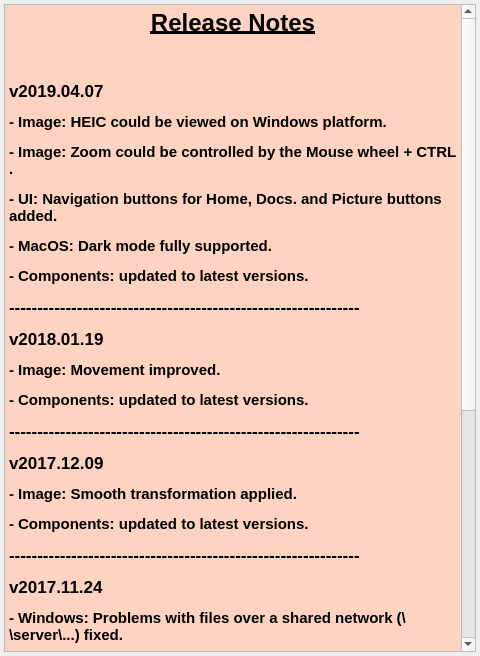
Old version of the form src/ui/forms/ReleaseNotesDialog.ui in the repository vookimedlo/vooki-image-viewer.
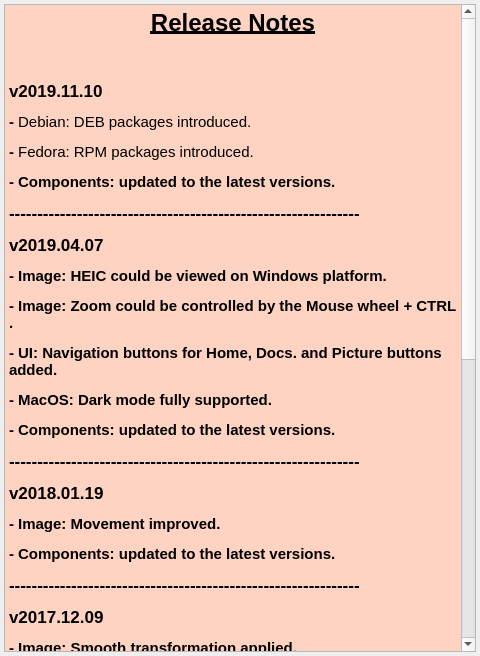
New version of the form.

Commit message: 👁UI: Release notes updated

The edit to the form file:
```diff
--- a/src/ui/forms/ReleaseNotesDialog.ui
+++ b/src/ui/forms/ReleaseNotesDialog.ui
@@ -69,29 +69,34 @@
       <string>&lt;!DOCTYPE HTML PUBLIC &quot;-//W3C//DTD HTML 4.0//EN&quot; &quot;http://www.w3.org/TR/REC-html40/strict.dtd&quot;&gt;
 &lt;html&gt;&lt;head&gt;&lt;meta name=&quot;qrichtext&quot; content=&quot;1&quot; /&gt;&lt;style type=&quot;text/css&quot;&gt;
 p, li { white-space: pre-wrap; }
-&lt;/style&gt;&lt;/head&gt;&lt;body style=&quot; font-family:'MS Shell Dlg 2'; font-size:8.25pt; font-weight:400; font-style:normal;&quot; bgcolor=&quot;#ffd3c2&quot;&gt;
+&lt;/style&gt;&lt;/head&gt;&lt;body style=&quot; font-family:'.AppleSystemUIFont'; font-size:13pt; font-weight:400; font-style:normal;&quot; bgcolor=&quot;#ffd3c2&quot;&gt;
 &lt;p align=&quot;center&quot; style=&quot; margin-top:12px; margin-bottom:12px; margin-left:0px; margin-right:0px; -qt-block-indent:0; text-indent:0px;&quot;&gt;&lt;span style=&quot; font-family:'.SF NS Text'; font-size:18pt; font-weight:600; text-decoration: underline; color:#000000;&quot;&gt;Release Notes&lt;/span&gt;&lt;/p&gt;
-&lt;p style=&quot;-qt-paragraph-type:empty; margin-top:12px; margin-bottom:12px; margin-left:0px; margin-right:0px; -qt-block-indent:0; text-indent:0px; font-family:'.SF NS Text'; font-size:13pt; color:#000000;&quot;&gt;&lt;br /&gt;&lt;/p&gt;
-&lt;p style=&quot; margin-top:12px; margin-bottom:12px; margin-left:0px; margin-right:0px; -qt-block-indent:0; text-indent:0px;&quot;&gt;&lt;span style=&quot; font-family:'.SF NS Text'; font-size:13pt; font-weight:600; color:#000000;&quot;&gt;v2019.04.07&lt;/span&gt;&lt;/p&gt;
+&lt;p style=&quot;-qt-paragraph-type:empty; margin-top:12px; margin-bottom:12px; margin-left:0px; margin-right:0px; -qt-block-indent:0; text-indent:0px; font-family:'.SF NS Text'; color:#000000;&quot;&gt;&lt;br /&gt;&lt;/p&gt;
+&lt;p style=&quot; margin-top:12px; margin-bottom:12px; margin-left:0px; margin-right:0px; -qt-block-indent:0; text-indent:0px;&quot;&gt;&lt;span style=&quot; font-family:'.SF NS Text'; font-weight:600; color:#000000;&quot;&gt;v2019.11.10&lt;/span&gt;&lt;/p&gt;
+&lt;p style=&quot; margin-top:12px; margin-bottom:12px; margin-left:0px; margin-right:0px; -qt-block-indent:0; text-indent:0px;&quot;&gt;&lt;span style=&quot; font-family:'.SF NS Text'; font-size:11pt; font-weight:600; color:#000000;&quot;&gt;- &lt;/span&gt;&lt;span style=&quot; font-family:'.AppleSystemUIFont'; font-size:11pt;&quot;&gt;Debian: DEB packages introduced.&lt;/span&gt;&lt;/p&gt;
+&lt;p style=&quot; margin-top:12px; margin-bottom:12px; margin-left:0px; margin-right:0px; -qt-block-indent:0; text-indent:0px;&quot;&gt;&lt;span style=&quot; font-family:'.SF NS Text'; font-size:11pt; font-weight:600; color:#000000;&quot;&gt;- &lt;/span&gt;&lt;span style=&quot; font-family:'.AppleSystemUIFont'; font-size:11pt;&quot;&gt;Fedora: RPM packages introduced.&lt;/span&gt;&lt;/p&gt;
+&lt;p style=&quot; margin-top:12px; margin-bottom:12px; margin-left:0px; margin-right:0px; -qt-block-indent:0; text-indent:0px;&quot;&gt;&lt;span style=&quot; font-family:'.SF NS Text'; font-size:11pt; font-weight:600; color:#000000;&quot;&gt;- Components: updated to the latest versions.&lt;/span&gt;&lt;/p&gt;
+&lt;p style=&quot; margin-top:12px; margin-bottom:12px; margin-left:0px; margin-right:0px; -qt-block-indent:0; text-indent:0px;&quot;&gt;&lt;span style=&quot; font-family:'.SF NS Text'; font-weight:600; color:#000000;&quot;&gt;--------------------------------------------------------------&lt;/span&gt;&lt;/p&gt;
+&lt;p style=&quot; margin-top:12px; margin-bottom:12px; margin-left:0px; margin-right:0px; -qt-block-indent:0; text-indent:0px;&quot;&gt;&lt;span style=&quot; font-family:'.SF NS Text'; font-weight:600; color:#000000;&quot;&gt;v2019.04.07&lt;/span&gt;&lt;/p&gt;
 &lt;p style=&quot; margin-top:12px; margin-bottom:12px; margin-left:0px; margin-right:0px; -qt-block-indent:0; text-indent:0px;&quot;&gt;&lt;span style=&quot; font-family:'.SF NS Text'; font-size:11pt; font-weight:600; color:#000000;&quot;&gt;- Image: HEIC could be viewed on Windows platform.&lt;/span&gt;&lt;/p&gt;
 &lt;p style=&quot; margin-top:12px; margin-bottom:12px; margin-left:0px; margin-right:0px; -qt-block-indent:0; text-indent:0px;&quot;&gt;&lt;span style=&quot; font-family:'.SF NS Text'; font-size:11pt; font-weight:600; color:#000000;&quot;&gt;- Image: Zoom could be controlled by the Mouse wheel + CTRL .&lt;/span&gt;&lt;/p&gt;
 &lt;p style=&quot; margin-top:12px; margin-bottom:12px; margin-left:0px; margin-right:0px; -qt-block-indent:0; text-indent:0px;&quot;&gt;&lt;span style=&quot; font-family:'.SF NS Text'; font-size:11pt; font-weight:600; color:#000000;&quot;&gt;- UI: Navigation buttons for Home, Docs. and Picture buttons added.&lt;/span&gt;&lt;/p&gt;
 &lt;p style=&quot; margin-top:12px; margin-bottom:12px; margin-left:0px; margin-right:0px; -qt-block-indent:0; text-indent:0px;&quot;&gt;&lt;span style=&quot; font-family:'.SF NS Text'; font-size:11pt; font-weight:600; color:#000000;&quot;&gt;- MacOS: Dark mode fully supported.&lt;/span&gt;&lt;/p&gt;
-&lt;p style=&quot; margin-top:12px; margin-bottom:12px; margin-left:0px; margin-right:0px; -qt-block-indent:0; text-indent:0px;&quot;&gt;&lt;span style=&quot; font-family:'.SF NS Text'; font-size:11pt; font-weight:600; color:#000000;&quot;&gt;- Components: updated to latest versions.&lt;/span&gt;&lt;/p&gt;
-&lt;p style=&quot; margin-top:12px; margin-bottom:12px; margin-left:0px; margin-right:0px; -qt-block-indent:0; text-indent:0px;&quot;&gt;&lt;span style=&quot; font-family:'.SF NS Text'; font-size:13pt; font-weight:600; color:#000000;&quot;&gt;--------------------------------------------------------------&lt;/span&gt;&lt;/p&gt;
-&lt;p style=&quot; margin-top:12px; margin-bottom:12px; margin-left:0px; margin-right:0px; -qt-block-indent:0; text-indent:0px;&quot;&gt;&lt;span style=&quot; font-family:'.SF NS Text'; font-size:13pt; font-weight:600; color:#000000;&quot;&gt;v2018.01.19&lt;/span&gt;&lt;/p&gt;
+&lt;p style=&quot; margin-top:12px; margin-bottom:12px; margin-left:0px; margin-right:0px; -qt-block-indent:0; text-indent:0px;&quot;&gt;&lt;span style=&quot; font-family:'.SF NS Text'; font-size:11pt; font-weight:600; color:#000000;&quot;&gt;- Components: updated to the latest versions.&lt;/span&gt;&lt;/p&gt;
+&lt;p style=&quot; margin-top:12px; margin-bottom:12px; margin-left:0px; margin-right:0px; -qt-block-indent:0; text-indent:0px;&quot;&gt;&lt;span style=&quot; font-family:'.SF NS Text'; font-weight:600; color:#000000;&quot;&gt;--------------------------------------------------------------&lt;/span&gt;&lt;/p&gt;
+&lt;p style=&quot; margin-top:12px; margin-bottom:12px; margin-left:0px; margin-right:0px; -qt-block-indent:0; text-indent:0px;&quot;&gt;&lt;span style=&quot; font-family:'.SF NS Text'; font-weight:600; color:#000000;&quot;&gt;v2018.01.19&lt;/span&gt;&lt;/p&gt;
 &lt;p style=&quot; margin-top:12px; margin-bottom:12px; margin-left:0px; margin-right:0px; -qt-block-indent:0; text-indent:0px;&quot;&gt;&lt;span style=&quot; font-family:'.SF NS Text'; font-size:11pt; font-weight:600; color:#000000;&quot;&gt;- Image: Movement improved.&lt;/span&gt;&lt;/p&gt;
-&lt;p style=&quot; margin-top:12px; margin-bottom:12px; margin-left:0px; margin-right:0px; -qt-block-indent:0; text-indent:0px;&quot;&gt;&lt;span style=&quot; font-family:'.SF NS Text'; font-size:11pt; font-weight:600; color:#000000;&quot;&gt;- Components: updated to latest versions.&lt;/span&gt;&lt;/p&gt;
-&lt;p style=&quot; margin-top:12px; margin-bottom:12px; margin-left:0px; margin-right:0px; -qt-block-indent:0; text-indent:0px;&quot;&gt;&lt;span style=&quot; font-family:'.SF NS Text'; font-size:13pt; font-weight:600; color:#000000;&quot;&gt;--------------------------------------------------------------&lt;/span&gt;&lt;/p&gt;
-&lt;p style=&quot; margin-top:12px; margin-bottom:12px; margin-left:0px; margin-right:0px; -qt-block-indent:0; text-indent:0px;&quot;&gt;&lt;span style=&quot; font-family:'.SF NS Text'; font-size:13pt; font-weight:600; color:#000000;&quot;&gt;v2017.12.09&lt;/span&gt;&lt;/p&gt;
+&lt;p style=&quot; margin-top:12px; margin-bottom:12px; margin-left:0px; margin-right:0px; -qt-block-indent:0; text-indent:0px;&quot;&gt;&lt;span style=&quot; font-family:'.SF NS Text'; font-size:11pt; font-weight:600; color:#000000;&quot;&gt;- Components: updated to the latest versions.&lt;/span&gt;&lt;/p&gt;
+&lt;p style=&quot; margin-top:12px; margin-bottom:12px; margin-left:0px; margin-right:0px; -qt-block-indent:0; text-indent:0px;&quot;&gt;&lt;span style=&quot; font-family:'.SF NS Text'; font-weight:600; color:#000000;&quot;&gt;--------------------------------------------------------------&lt;/span&gt;&lt;/p&gt;
+&lt;p style=&quot; margin-top:12px; margin-bottom:12px; margin-left:0px; margin-right:0px; -qt-block-indent:0; text-indent:0px;&quot;&gt;&lt;span style=&quot; font-family:'.SF NS Text'; font-weight:600; color:#000000;&quot;&gt;v2017.12.09&lt;/span&gt;&lt;/p&gt;
 &lt;p style=&quot; margin-top:12px; margin-bottom:12px; margin-left:0px; margin-right:0px; -qt-block-indent:0; text-indent:0px;&quot;&gt;&lt;span style=&quot; font-family:'.SF NS Text'; font-size:11pt; font-weight:600; color:#000000;&quot;&gt;- Image: Smooth transformation applied.&lt;/span&gt;&lt;/p&gt;
-&lt;p style=&quot; margin-top:12px; margin-bottom:12px; margin-left:0px; margin-right:0px; -qt-block-indent:0; text-indent:0px;&quot;&gt;&lt;span style=&quot; font-family:'.SF NS Text'; font-size:11pt; font-weight:600; color:#000000;&quot;&gt;- Components: updated to latest versions.&lt;/span&gt;&lt;/p&gt;
-&lt;p style=&quot; margin-top:12px; margin-bottom:12px; margin-left:0px; margin-right:0px; -qt-block-indent:0; text-indent:0px;&quot;&gt;&lt;span style=&quot; font-family:'.SF NS Text'; font-size:13pt; font-weight:600; color:#000000;&quot;&gt;--------------------------------------------------------------&lt;/span&gt;&lt;/p&gt;
-&lt;p style=&quot; margin-top:12px; margin-bottom:12px; margin-left:0px; margin-right:0px; -qt-block-indent:0; text-indent:0px;&quot;&gt;&lt;span style=&quot; font-family:'.SF NS Text'; font-size:13pt; font-weight:600; color:#000000;&quot;&gt;v2017.11.24&lt;/span&gt;&lt;/p&gt;
+&lt;p style=&quot; margin-top:12px; margin-bottom:12px; margin-left:0px; margin-right:0px; -qt-block-indent:0; text-indent:0px;&quot;&gt;&lt;span style=&quot; font-family:'.SF NS Text'; font-size:11pt; font-weight:600; color:#000000;&quot;&gt;- Components: updated to the latest versions.&lt;/span&gt;&lt;/p&gt;
+&lt;p style=&quot; margin-top:12px; margin-bottom:12px; margin-left:0px; margin-right:0px; -qt-block-indent:0; text-indent:0px;&quot;&gt;&lt;span style=&quot; font-family:'.SF NS Text'; font-weight:600; color:#000000;&quot;&gt;--------------------------------------------------------------&lt;/span&gt;&lt;/p&gt;
+&lt;p style=&quot; margin-top:12px; margin-bottom:12px; margin-left:0px; margin-right:0px; -qt-block-indent:0; text-indent:0px;&quot;&gt;&lt;span style=&quot; font-family:'.SF NS Text'; font-weight:600; color:#000000;&quot;&gt;v2017.11.24&lt;/span&gt;&lt;/p&gt;
 &lt;p style=&quot; margin-top:12px; margin-bottom:12px; margin-left:0px; margin-right:0px; -qt-block-indent:0; text-indent:0px;&quot;&gt;&lt;span style=&quot; font-family:'.SF NS Text'; font-size:11pt; font-weight:600; color:#000000;&quot;&gt;- Windows: Problems with files over a shared network (\\server\...) fixed.&lt;/span&gt;&lt;/p&gt;
 &lt;p style=&quot; margin-top:0px; margin-bottom:0px; margin-left:0px; margin-right:0px; -qt-block-indent:0; text-indent:0px;&quot;&gt;&lt;span style=&quot; font-family:'.SF NS Text'; font-size:11pt; font-weight:600; color:#000000;&quot;&gt;- MacOS:  Could be used as a default program for specific image formats.&lt;/span&gt;&lt;/p&gt;
-&lt;p style=&quot; margin-top:12px; margin-bottom:12px; margin-left:0px; margin-right:0px; -qt-block-indent:0; text-indent:0px;&quot;&gt;&lt;span style=&quot; font-family:'.SF NS Text'; font-size:13pt; font-weight:600; color:#000000;&quot;&gt;--------------------------------------------------------------&lt;/span&gt;&lt;/p&gt;
-&lt;p style=&quot; margin-top:12px; margin-bottom:12px; margin-left:0px; margin-right:0px; -qt-block-indent:0; text-indent:0px;&quot;&gt;&lt;span style=&quot; font-family:'.SF NS Text'; font-size:13pt; font-weight:600; color:#000000;&quot;&gt;v2017.10.27&lt;/span&gt;&lt;/p&gt;
+&lt;p style=&quot; margin-top:12px; margin-bottom:12px; margin-left:0px; margin-right:0px; -qt-block-indent:0; text-indent:0px;&quot;&gt;&lt;span style=&quot; font-family:'.SF NS Text'; font-weight:600; color:#000000;&quot;&gt;--------------------------------------------------------------&lt;/span&gt;&lt;/p&gt;
+&lt;p style=&quot; margin-top:12px; margin-bottom:12px; margin-left:0px; margin-right:0px; -qt-block-indent:0; text-indent:0px;&quot;&gt;&lt;span style=&quot; font-family:'.SF NS Text'; font-weight:600; color:#000000;&quot;&gt;v2017.10.27&lt;/span&gt;&lt;/p&gt;
 &lt;p style=&quot; margin-top:12px; margin-bottom:12px; margin-left:0px; margin-right:0px; -qt-block-indent:0; text-indent:0px;&quot;&gt;&lt;span style=&quot; font-family:'.SF NS Text'; font-size:11pt; font-weight:600; color:#000000;&quot;&gt;- First stable release.&lt;/span&gt;&lt;/p&gt;
 &lt;p style=&quot; margin-top:0px; margin-bottom:0px; margin-left:0px; margin-right:0px; -qt-block-indent:0; text-indent:0px;&quot;&gt;&lt;span style=&quot; font-family:'.SF NS Text'; font-size:11pt; font-weight:600; color:#000000;&quot;&gt;- Transformations:&lt;/span&gt;&lt;/p&gt;
 &lt;p style=&quot; margin-top:0px; margin-bottom:0px; margin-left:0px; margin-right:0px; -qt-block-indent:0; text-indent:0px;&quot;&gt;&lt;span style=&quot; font-family:'.SF NS Text'; font-size:11pt; font-weight:600; color:#000000;&quot;&gt;  - Flip (horizontal, vertical).&lt;/span&gt;&lt;/p&gt;
@@ -103,7 +108,7 @@
 &lt;p style=&quot; margin-top:0px; margin-bottom:0px; margin-left:0px; margin-right:0px; -qt-block-indent:0; text-indent:0px;&quot;&gt;&lt;span style=&quot; font-family:'.SF NS Text'; font-size:11pt; font-weight:600; color:#000000;&quot;&gt;  - Remembers recent files.&lt;/span&gt;&lt;/p&gt;
 &lt;p style=&quot; margin-top:0px; margin-bottom:0px; margin-left:0px; margin-right:0px; -qt-block-indent:0; text-indent:0px;&quot;&gt;&lt;span style=&quot; font-family:'.SF NS Text'; font-size:11pt; font-weight:600; color:#000000;&quot;&gt;  - Supports Apple high definition trackpad gestures.&lt;/span&gt;&lt;/p&gt;
 &lt;p style=&quot; margin-top:12px; margin-bottom:12px; margin-left:0px; margin-right:0px; -qt-block-indent:0; text-indent:0px;&quot;&gt;&lt;span style=&quot; font-family:'.SF NS Text'; font-size:11pt; font-weight:600; color:#000000;&quot;&gt;- Image: Multiple formats supported including the RAW ones.&lt;/span&gt;&lt;/p&gt;
-&lt;p style=&quot; margin-top:12px; margin-bottom:12px; margin-left:0px; margin-right:0px; -qt-block-indent:0; text-indent:0px;&quot;&gt;&lt;span style=&quot; font-family:'.SF NS Text'; font-size:13pt; font-weight:600; color:#000000;&quot;&gt;--------------------------------------------------------------&lt;/span&gt;&lt;/p&gt;&lt;/body&gt;&lt;/html&gt;</string>
+&lt;p style=&quot; margin-top:12px; margin-bottom:12px; margin-left:0px; margin-right:0px; -qt-block-indent:0; text-indent:0px;&quot;&gt;&lt;span style=&quot; font-family:'.SF NS Text'; font-weight:600; color:#000000;&quot;&gt;--------------------------------------------------------------&lt;/span&gt;&lt;/p&gt;&lt;/body&gt;&lt;/html&gt;</string>
      </property>
     </widget>
    </item>
```
